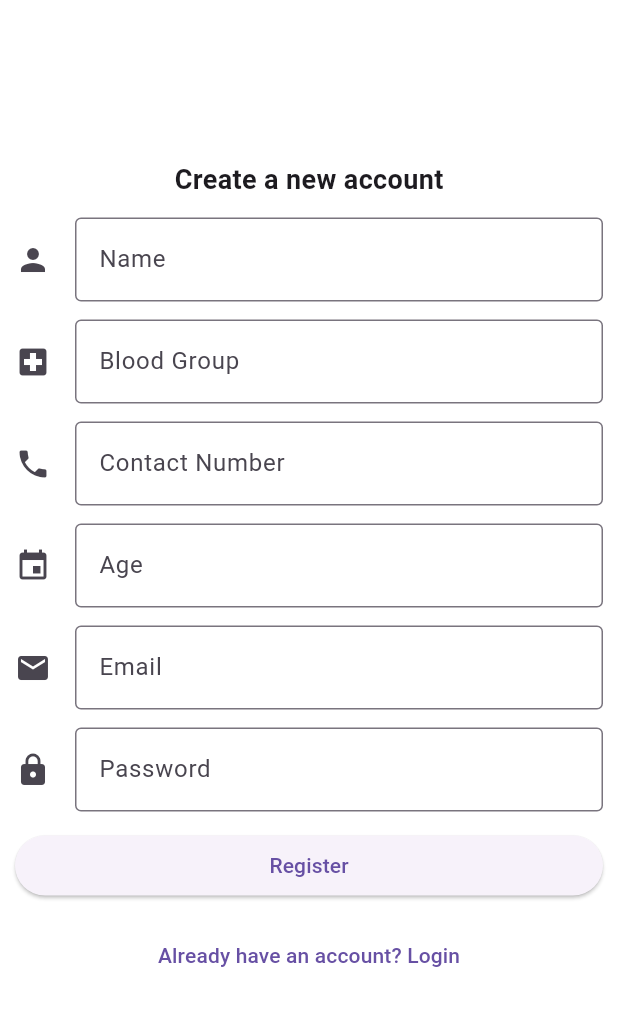
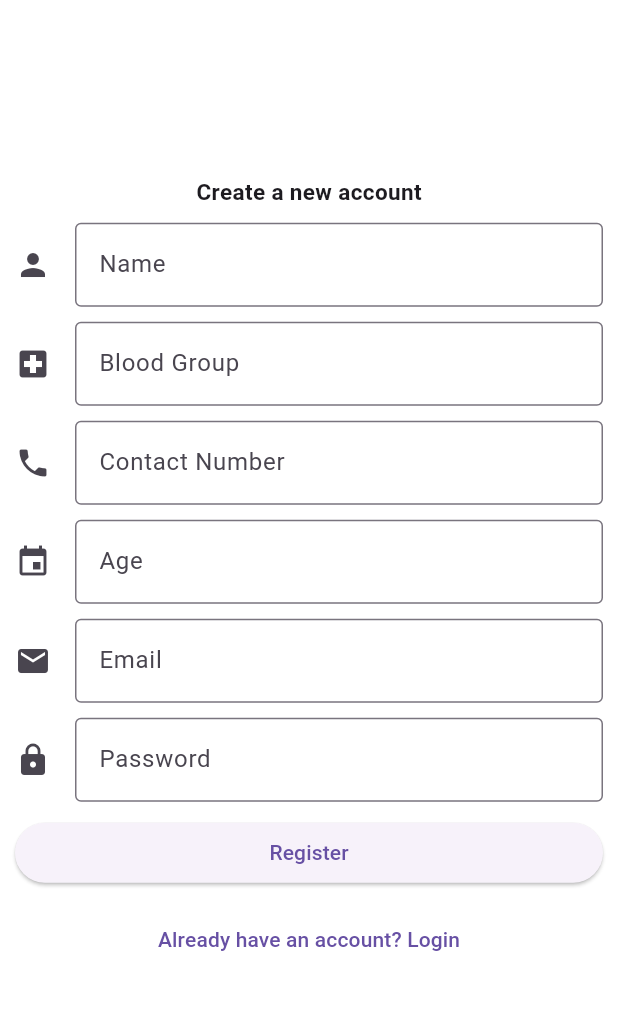
Before and after one commit to Twaseen/Blood-Donation, a Flutter app: the screen it shows after launch, after a tap on "Sign Up", on a phone screen of 412 x 824 dp, the part 84-1110 px from its top. Run offline on Flutter 3.47's test engine with Material 3 defaults, Android fonts, the phone set to English and light mode, and no system bars; our stand-ins replace cloud_firestore, firebase_auth, firebase_core, get, google_fonts; accounts and stored records are empty; network calls fail; statements that could not run were skipped.

```diff
--- a/lib/regpage.dart
+++ b/lib/regpage.dart
@@ -3,20 +3,8 @@ import 'package:final_app/signup_controller.dart';
 import 'package:flutter/material.dart';
 import 'package:get/get.dart';
 import 'package:final_app/authentication_repository.dart';
-
-void main() {
-  runApp(BloodBankApp());
-}
-
-class BloodBankApp extends StatelessWidget {
-  @override
-  Widget build(BuildContext context) {
-    return MaterialApp(
-      home: SignInScreen(),
-      debugShowCheckedModeBanner: false,
-    );
-  }
-}
+import 'package:final_app/splash_screen.dart';
+import 'user_model.dart';
 
 class SignInScreen extends StatelessWidget {
   @override
@@ -42,12 +30,12 @@ class SignInScreen extends StatelessWidget {
                 child: Text(
                   'Create a new account',
                   style: TextStyle(
-                    fontSize: 18.0,
+                    fontSize: 15.0,
                     fontWeight: FontWeight.bold,
                   ),
                 ),
               ),
-              SizedBox(height: 12.0),
+              SizedBox(height: 10.0),
               TextFormField(
                 controller: controller.FullName,
                 decoration: const InputDecoration(
@@ -56,7 +44,7 @@ class SignInScreen extends StatelessWidget {
                   border: OutlineInputBorder(),
                 ),
               ),
-              SizedBox(height: 12.0),
+              SizedBox(height: 10.0),
               TextFormField(
                 controller: controller.BloodGroup,
                 decoration: InputDecoration(
@@ -65,7 +53,7 @@ class SignInScreen extends StatelessWidget {
                   border: OutlineInputBorder(),
                 ),
               ),
-              SizedBox(height: 12.0),
+              SizedBox(height: 10.0),
               TextFormField(
                 controller: controller.ContactNumber,
                 decoration: InputDecoration(
@@ -75,7 +63,7 @@ class SignInScreen extends StatelessWidget {
                 ),
                 keyboardType: TextInputType.phone,
               ),
-              SizedBox(height: 12.0),
+              SizedBox(height: 10.0),
               TextFormField(
                 controller: controller.Age,
                 decoration: InputDecoration(
@@ -85,7 +73,7 @@ class SignInScreen extends StatelessWidget {
                 ),
                 keyboardType: TextInputType.datetime,
               ),
-              SizedBox(height: 12.0),
+              SizedBox(height: 10.0),
               TextFormField(
                 controller: controller.Email,
                 decoration: InputDecoration(
@@ -95,7 +83,7 @@ class SignInScreen extends StatelessWidget {
                 ),
                 obscureText: true,
               ),
-              SizedBox(height: 12.0),
+              SizedBox(height: 10.0),
               TextFormField(
                 controller: controller.Password,
                 decoration: InputDecoration(
@@ -105,7 +93,7 @@ class SignInScreen extends StatelessWidget {
                 ),
                 obscureText: true,
               ),
-              const SizedBox(height: 12.0),
+              const SizedBox(height: 10.0),
               ElevatedButton(
                 onPressed: () {
                   // Implement registration logic
@@ -115,7 +103,7 @@ class SignInScreen extends StatelessWidget {
                 },
                 child: Text('Register'),
               ),
-              const SizedBox(height: 12.0),
+              const SizedBox(height: 10.0),
               TextButton(
                 onPressed: () {
                   Navigator.push(
```
